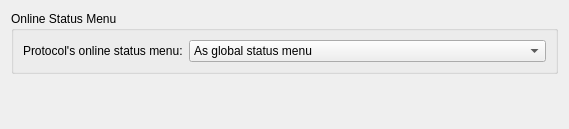
First picture: the form in kopete/config/status/statusconfig_general.ui, repository KDE/kopete, before the edit.
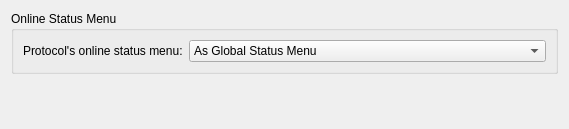
Second picture: the form after the edit.

What changed in the file:
```diff
--- a/kopete/config/status/statusconfig_general.ui
+++ b/kopete/config/status/statusconfig_general.ui
@@ -28,7 +28,7 @@
        <widget class="QComboBox" name="kcfg_protocolStatusMenuType" >
         <item>
          <property name="text" >
-          <string>As global status menu</string>
+          <string>As Global Status Menu</string>
          </property>
         </item>
         <item>
```
Left out of the diff: 4 changed lines with no effect on the pictures.
